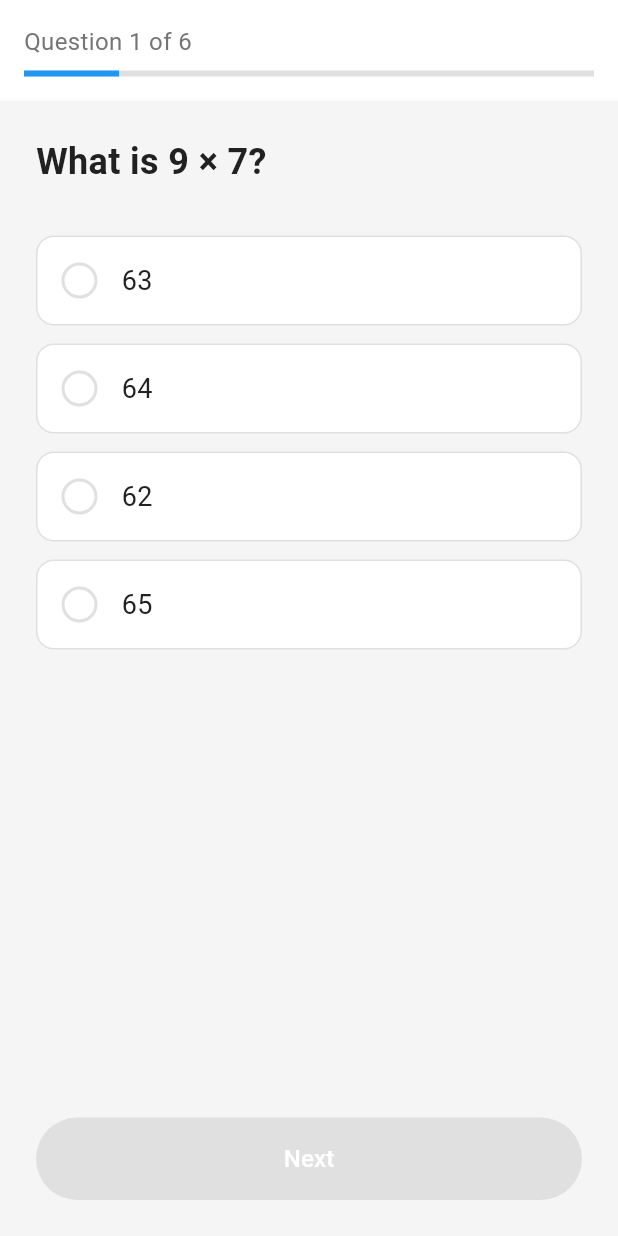
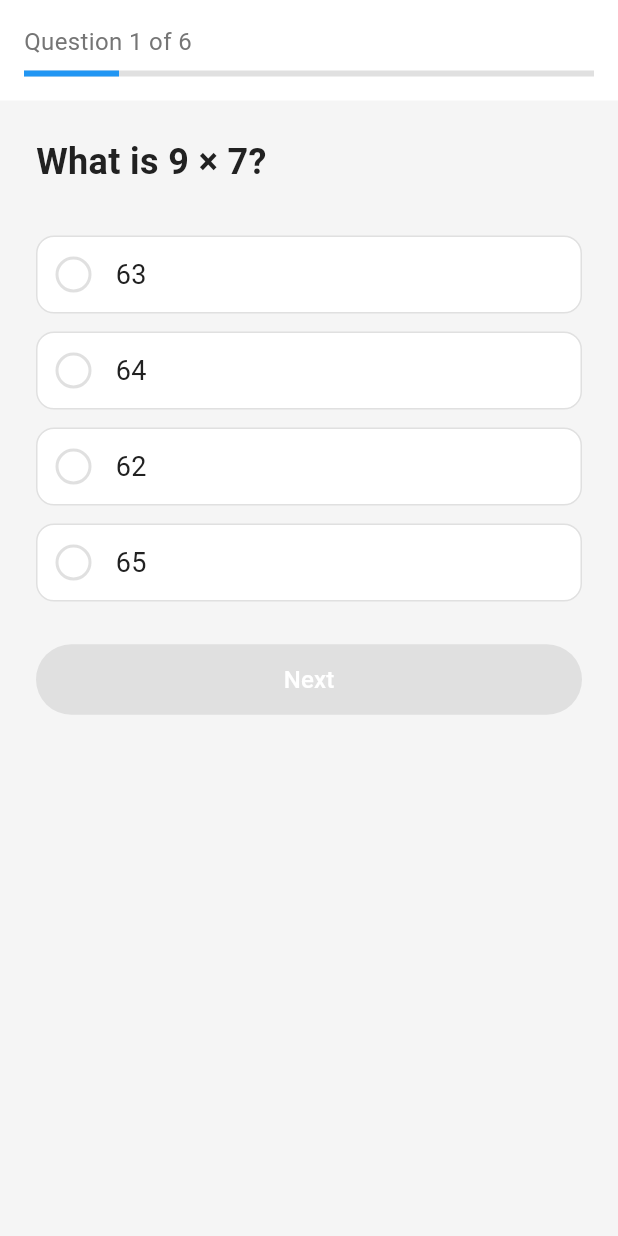
Before and after one commit to yaroslav20568/quiz_science, a Flutter app: the screen it shows after launch, after a tap on "Mathematics", on a phone screen of 412 x 824 dp. Run offline on Flutter 3.47's test engine with Material 3 defaults, Android fonts, the phone set to English and light mode, and no system bars.

Commit message:
fix: replace ListView with SingleChildScrollView for full page scrolling in QuizScreen

```diff
--- a/lib/screens/quiz_screen.dart
+++ b/lib/screens/quiz_screen.dart
@@ -96,6 +96,7 @@ class _QuizScreenState extends State<QuizScreen> {
               progress: progress,
             ),
             Expanded(
+              child: SingleChildScrollView(
                 child: Padding(
                   padding: const EdgeInsets.all(24.0),
                   child: Column(
@@ -110,18 +111,14 @@ class _QuizScreenState extends State<QuizScreen> {
                         ),
                       ),
                       const SizedBox(height: 32),
-                    Expanded(
-                      child: ListView.builder(
-                        itemCount: question.options.length,
-                        itemBuilder: (context, index) {
+                      ...question.options.asMap().entries.map((entry) {
+                        final index = entry.key;
                         return AnswerOption(
-                            text: question.options[index],
+                          text: entry.value,
                           isSelected: selectedAnswerIndex == index,
                           onTap: () => _selectAnswer(index),
                         );
-                        },
-                      ),
-                    ),
+                      }),
                       const SizedBox(height: 16),
                       QuizNavigationButtons(
                         showPrevious: currentQuestionIndex > 0,
@@ -141,6 +138,7 @@ class _QuizScreenState extends State<QuizScreen> {
                   ),
                 ),
               ),
+            ),
           ],
         ),
       ),
--- a/lib/widgets/quiz_screen/answer_option.dart
+++ b/lib/widgets/quiz_screen/answer_option.dart
@@ -21,7 +21,7 @@ class AnswerOption extends StatelessWidget {
         onTap: onTap,
         borderRadius: BorderRadius.circular(12),
         child: Container(
-          padding: const EdgeInsets.all(16),
+          padding: const EdgeInsets.all(12),
           decoration: BoxDecoration(
             color: isSelected
                 ? AppColors.selectedOption.withValues(alpha: 0.1)
--- a/lib/widgets/ui/app_button.dart
+++ b/lib/widgets/ui/app_button.dart
@@ -23,7 +23,7 @@ class AppButton extends StatelessWidget {
         ? ElevatedButton(
             onPressed: onPressed,
             style: ElevatedButton.styleFrom(
-              padding: const EdgeInsets.symmetric(vertical: 16),
+              padding: const EdgeInsets.symmetric(vertical: 12),
               backgroundColor: AppColors.primary,
               disabledBackgroundColor: AppColors.border,
             ),
@@ -35,7 +35,7 @@ class AppButton extends StatelessWidget {
         : OutlinedButton(
             onPressed: onPressed,
             style: OutlinedButton.styleFrom(
-              padding: const EdgeInsets.symmetric(vertical: 16),
+              padding: const EdgeInsets.symmetric(vertical: 12),
               side: const BorderSide(color: AppColors.primary),
             ),
             child: Text(
```
Lines whose indentation alone changed are shown as unchanged.
